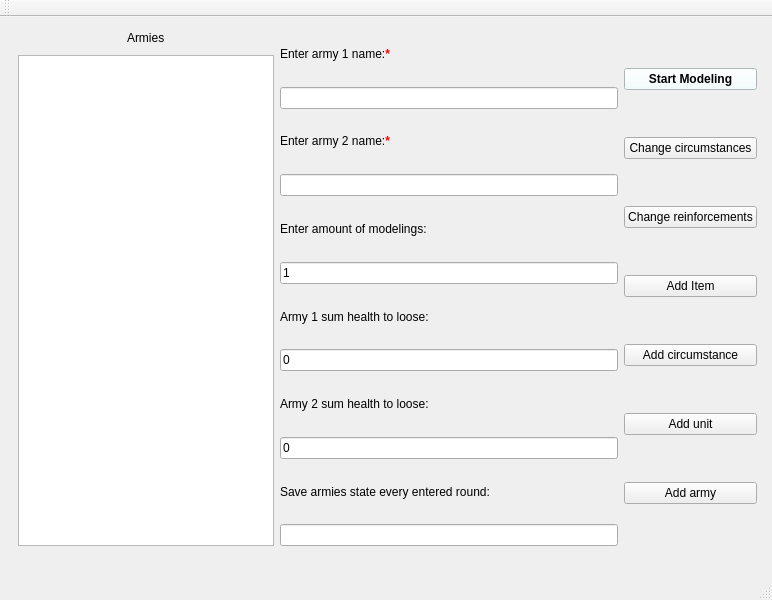
This is Battle_Modeling/MainWindow.ui in Illia-Andrieiev/BattleModeling as Qt 5 draws it before an edit. The edited form follows.
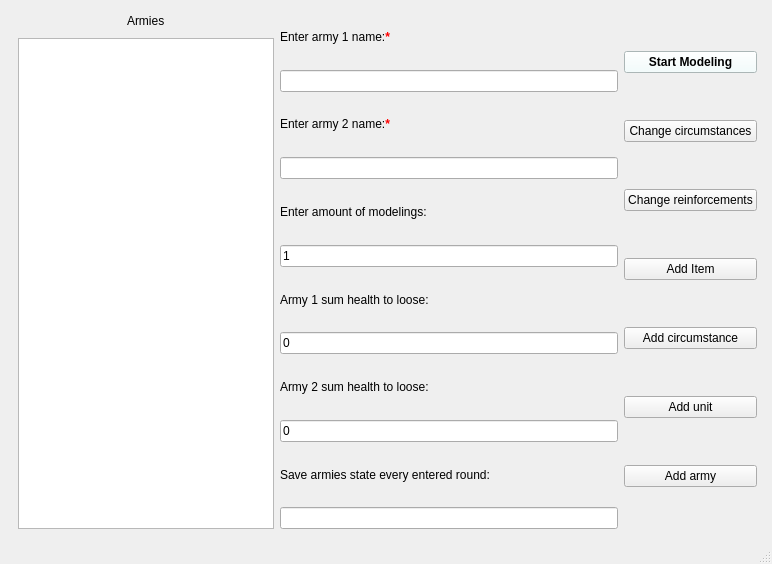
This is the edited form.

Patch:
```diff
--- a/Battle_Modeling/MainWindow.ui
+++ b/Battle_Modeling/MainWindow.ui
@@ -7,7 +7,7 @@
     <x>0</x>
     <y>0</y>
     <width>772</width>
-    <height>600</height>
+    <height>564</height>
    </rect>
   </property>
   <property name="windowTitle">
@@ -172,24 +172,6 @@
     </layout>
    </widget>
   </widget>
-  <widget class="QMenuBar" name="menuBar">
-   <property name="geometry">
-    <rect>
-     <x>0</x>
-     <y>0</y>
-     <width>772</width>
-     <height>21</height>
-    </rect>
-   </property>
-  </widget>
-  <widget class="QToolBar" name="mainToolBar">
-   <attribute name="toolBarArea">
-    <enum>TopToolBarArea</enum>
-   </attribute>
-   <attribute name="toolBarBreak">
-    <bool>false</bool>
-   </attribute>
-  </widget>
   <widget class="QStatusBar" name="statusBar"/>
  </widget>
  <layoutdefault spacing="6" margin="11"/>
```
